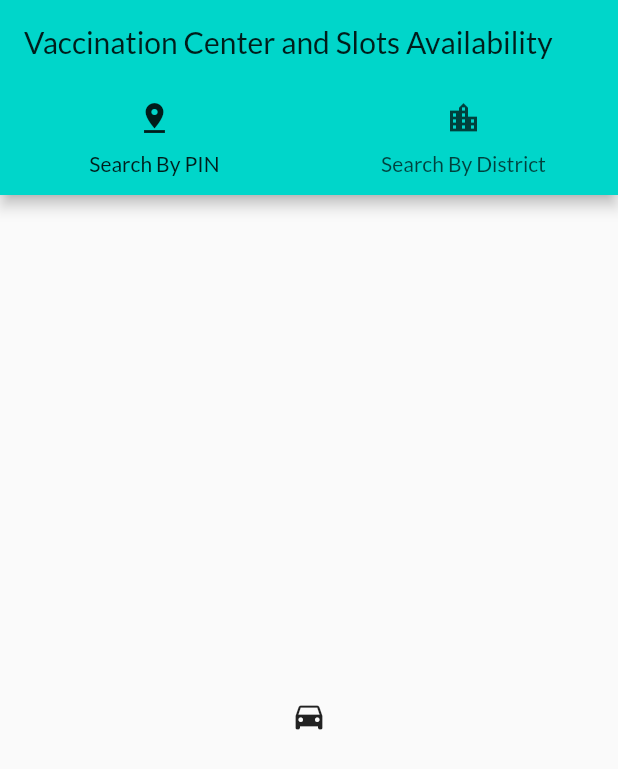
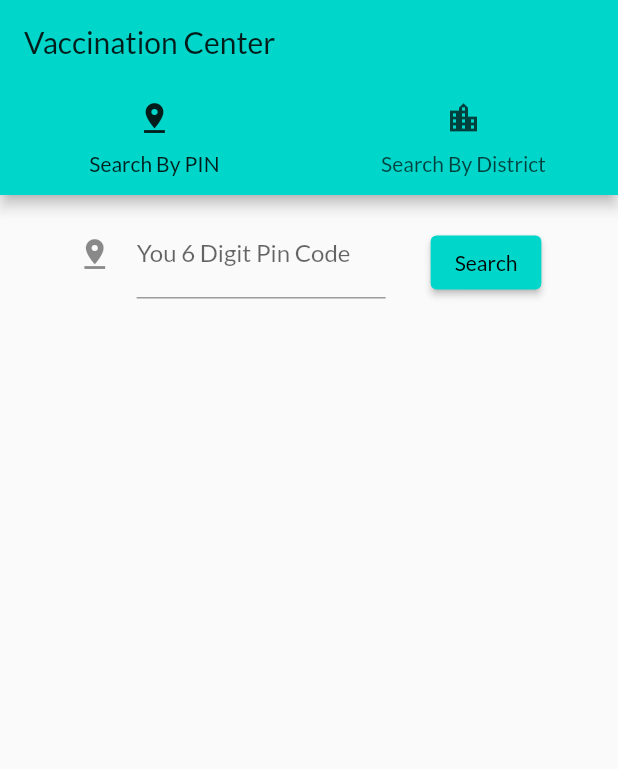
Before and after one commit to anuragarwalkar/cowin_app, a Flutter app: the AvailableSlots screen opened directly, on a phone screen of 412 x 824 dp. Shown: the top 769 px of the screen. Run offline on Flutter 3.47's test engine with Material 2 defaults, Android fonts, the phone set to English and light mode, and no system bars; our stand-ins replace pin_code_fields, shared_preferences; accounts and stored records are empty.

Commit message:
added search by pin

```diff
--- a/lib/widgets/available_slots.dart
+++ b/lib/widgets/available_slots.dart
@@ -1,3 +1,4 @@
+import 'package:cowin_app/widgets/centers_by_pin.dart';
 import 'package:flutter/material.dart';
 
 class AvailableSlots extends StatefulWidget {
@@ -25,12 +26,14 @@ class _AvailableSlotsState extends State<AvailableSlots> {
                 ),
               ],
             ),
-            title: Text('Vaccination Center and Slots Availability'),
+            title: Text('Vaccination Center'),
           ),
           body: TabBarView(
             children: [
-              Icon(Icons.directions_car),
-              Icon(Icons.directions_transit),
+              CentersByPin(),
+              Icon(
+                Icons.location_city,
+              ),
             ],
           ),
         ),
--- /dev/null
+++ b/lib/widgets/centers_by_pin.dart
@@ -0,0 +1,175 @@
+import 'package:cowin_app/http/appHttp.dart';
+import 'package:flutter/material.dart';
+import 'package:flutter/services.dart';
+import 'package:intl/intl.dart';
+
+class CentersByPin extends StatefulWidget {
+  @override
+  _CentersByPinState createState() => _CentersByPinState();
+}
+
+class _CentersByPinState extends State<CentersByPin> {
+  final _formKey = GlobalKey<FormState>();
+  List _centers = [];
+
+  final TextEditingController _pinCode = TextEditingController();
+
+  _onSearch() async {
+    if (_formKey.currentState.validate()) {
+      final DateFormat formatter = DateFormat('dd-MM-yyyy');
+      final String formattedDate = formatter.format(DateTime.now());
+      List centers = await getCentersByPin(_pinCode.text, formattedDate);
+      setState(() {
+        _centers = centers;
+      });
+    }
+  }
+
+  Widget _searchCenters() {
+    return Row(
+      mainAxisAlignment: MainAxisAlignment.center,
+      crossAxisAlignment: CrossAxisAlignment.center,
+      children: [
+        SizedBox(
+          width: MediaQuery.of(context).size.width / 2,
+          height: 70,
+          child: TextFormField(
+            decoration: const InputDecoration(
+              icon: Icon(Icons.pin_drop),
+              hintText: 'Pin Code',
+              labelText: 'You 6 Digit Pin Code',
+            ),
+            keyboardType: TextInputType.number,
+            inputFormatters: <TextInputFormatter>[
+              FilteringTextInputFormatter.digitsOnly
+            ],
+            controller: _pinCode,
+            onSaved: (String value) {
+              // This optional block of code can be used to run
+              // code when the user saves the form.
+            },
+            validator: (String value) {
+              value = value.trim();
+              return value != "" && value.length == 6
+                  ? null
+                  : 'Please enter valid Pin Code';
+            },
+          ),
+        ),
+        SizedBox(
+          width: 30,
+        ),
+        SizedBox(
+          child: ElevatedButton(
+            child: Text('Search'),
+            onPressed: _onSearch,
+          ),
+        )
+      ],
+    );
+  }
+
+  Widget _getAvalability(Map item) {
+    List sessions = item['sessions'];
+    int slots = sessions.first['available_capacity'];
+    String label = slots > 0 ? 'Oepn' : 'Booked';
+    return Chip(
+      label: Text(label),
+      backgroundColor: slots > 0 ? Colors.green : Colors.red,
+    );
+  }
+
+  Widget _getVaccine(Map item) {
+    List sessions = item['sessions'];
+    String vaccine = sessions.first['vaccine'];
+    return Chip(
+      label: Text(vaccine),
+    );
+  }
+
+  Widget _getAge(Map item) {
+    List sessions = item['sessions'];
+    int age = sessions.first['min_age_limit'];
+    return Chip(
+      label: Text('Age $age +'),
+    );
+  }
+
+  Widget _getIconWithText(IconData icon, String text) {
+    return Row(
+      mainAxisSize: MainAxisSize.min,
+      mainAxisAlignment: MainAxisAlignment.start,
+      crossAxisAlignment: CrossAxisAlignment.start,
+      children: [
+        Icon(icon),
+        SizedBox(
+          width: 10,
+        ),
+        Expanded(
+          child: Text(
+            text,
+          ),
+        )
+      ],
+    );
+  }
+
+  @override
+  Widget build(BuildContext context) {
+    return SingleChildScrollView(
+      padding: EdgeInsets.all(10),
+      child: Form(
+        key: _formKey,
+        child: Column(
+          children: [
+            _searchCenters(),
+            ..._centers.map(
+              (e) => Card(
+                child: Container(
+                  padding: EdgeInsets.all(20),
+                  child: Row(
+                    mainAxisAlignment: MainAxisAlignment.spaceBetween,
+                    children: [
+                      Expanded(
+                        flex: 3,
+                        child: Column(
+                          crossAxisAlignment: CrossAxisAlignment.start,
+                          children: [
+                            _getIconWithText(Icons.local_hospital, e['name']),
+                            _getIconWithText(Icons.location_city, e['address']),
+                            _getIconWithText(
+                                Icons.pin_drop, e['pincode'].toString()),
+                            SizedBox(
+                              height: 10,
+                            ),
+                            Row(
+                              mainAxisAlignment: MainAxisAlignment.start,
+                              children: [
+                                _getVaccine(e),
+                                SizedBox(width: 10),
+                                _getAge(e),
+                              ],
+                            )
+                          ],
+                        ),
+                      ),
+                      Expanded(
+                        flex: 1,
+                        child: Column(
+                          crossAxisAlignment: CrossAxisAlignment.center,
+                          children: [
+                            _getAvalability(e),
+                          ],
+                        ),
+                      ),
+                    ],
+                  ),
+                ),
+              ),
+            )
+          ],
+        ),
+      ),
+    );
+  }
+}
--- a/pubspec.yaml
+++ b/pubspec.yaml
@@ -31,6 +31,7 @@ dependencies:
   shared_preferences: ^2.0.5
   pin_code_fields: ^7.0.0
   crypto: ^3.0.1
+  intl: ^0.17.0
 
 dev_dependencies:
   flutter_test:
```
Also changed, not shown: lib/http/appHttp.dart (+22 -0 lines), pubspec.lock.
